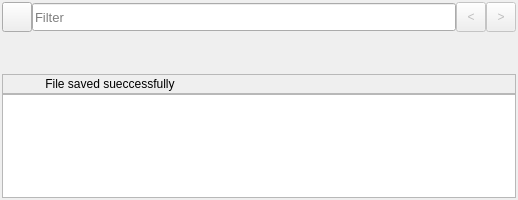
Old version of the form mainwindow.ui in the repository hesting15/TextFilter.
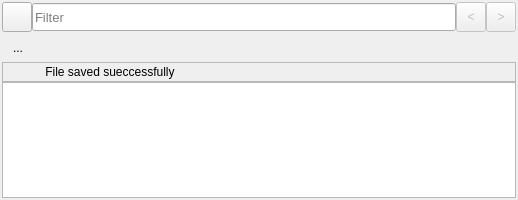
New version of the form. Icons and pictures are not drawn. Custom widgets are drawn as their Qt base class.

Commit message: Added New File, File changed icon, confirm on exit

Patch:
```diff
--- a/mainwindow.ui
+++ b/mainwindow.ui
@@ -192,13 +192,13 @@
         <property name="minimumSize">
          <size>
           <width>0</width>
-          <height>40</height>
+          <height>28</height>
          </size>
         </property>
         <property name="maximumSize">
          <size>
           <width>16777215</width>
-          <height>40</height>
+          <height>28</height>
          </size>
         </property>
         <layout class="QHBoxLayout" name="horizontalLayout_2">
@@ -217,6 +217,38 @@
          <property name="bottomMargin">
           <number>0</number>
          </property>
+         <item>
+          <widget class="QToolButton" name="toolButtonNewFile">
+           <property name="minimumSize">
+            <size>
+             <width>32</width>
+             <height>0</height>
+            </size>
+           </property>
+           <property name="toolTip">
+            <string>New File</string>
+           </property>
+           <property name="text">
+            <string>...</string>
+           </property>
+           <property name="icon">
+            <iconset resource="resources.qrc">
+             <normaloff>:/resources/icon_new_file.png</normaloff>:/resources/icon_new_file.png</iconset>
+           </property>
+           <property name="iconSize">
+            <size>
+             <width>24</width>
+             <height>24</height>
+            </size>
+           </property>
+           <property name="shortcut">
+            <string>Ctrl+N</string>
+           </property>
+           <property name="autoRaise">
+            <bool>true</bool>
+           </property>
+          </widget>
+         </item>
          <item>
           <widget class="QToolButton" name="toolButtonOpenFile">
            <property name="minimumSize">
@@ -237,8 +269,8 @@
            </property>
            <property name="iconSize">
             <size>
-             <width>32</width>
-             <height>32</height>
+             <width>24</width>
+             <height>24</height>
             </size>
            </property>
            <property name="shortcut">
@@ -272,8 +304,8 @@
            </property>
            <property name="iconSize">
             <size>
-             <width>32</width>
-             <height>32</height>
+             <width>24</width>
+             <height>24</height>
             </size>
            </property>
            <property name="shortcut">
@@ -307,8 +339,8 @@
            </property>
            <property name="iconSize">
             <size>
-             <width>32</width>
-             <height>32</height>
+             <width>24</width>
+             <height>24</height>
             </size>
            </property>
            <property name="checkable">
@@ -352,8 +384,8 @@
            </property>
            <property name="iconSize">
             <size>
-             <width>32</width>
-             <height>32</height>
+             <width>24</width>
+             <height>24</height>
             </size>
            </property>
            <property name="shortcut">
@@ -387,8 +419,8 @@
            </property>
            <property name="iconSize">
             <size>
-             <width>32</width>
-             <height>32</height>
+             <width>24</width>
+             <height>24</height>
             </size>
            </property>
            <property name="checkable">
@@ -419,8 +451,8 @@
            </property>
            <property name="iconSize">
             <size>
-             <width>32</width>
-             <height>32</height>
+             <width>24</width>
+             <height>24</height>
             </size>
            </property>
            <property name="shortcut">
@@ -467,8 +499,8 @@
            </property>
            <property name="iconSize">
             <size>
-             <width>32</width>
-             <height>32</height>
+             <width>24</width>
+             <height>24</height>
             </size>
            </property>
            <property name="checkable">
@@ -499,8 +531,8 @@
            </property>
            <property name="iconSize">
             <size>
-             <width>32</width>
-             <height>32</height>
+             <width>24</width>
+             <height>24</height>
             </size>
            </property>
            <property name="checkable">
@@ -544,8 +576,8 @@
            </property>
            <property name="iconSize">
             <size>
-             <width>32</width>
-             <height>32</height>
+             <width>24</width>
+             <height>24</height>
             </size>
            </property>
            <property name="checkable">
@@ -576,8 +608,8 @@
            </property>
            <property name="iconSize">
             <size>
-             <width>32</width>
-             <height>32</height>
+             <width>24</width>
+             <height>24</height>
             </size>
            </property>
            <property name="shortcut">
```
The commit also changes 8 other files.
